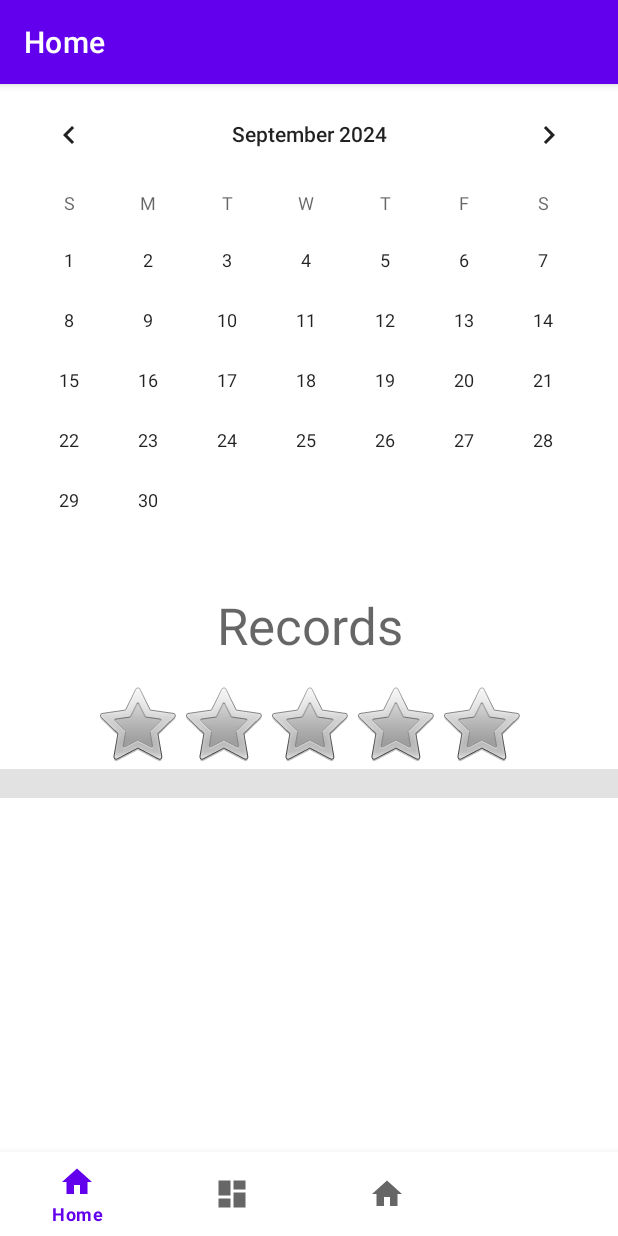
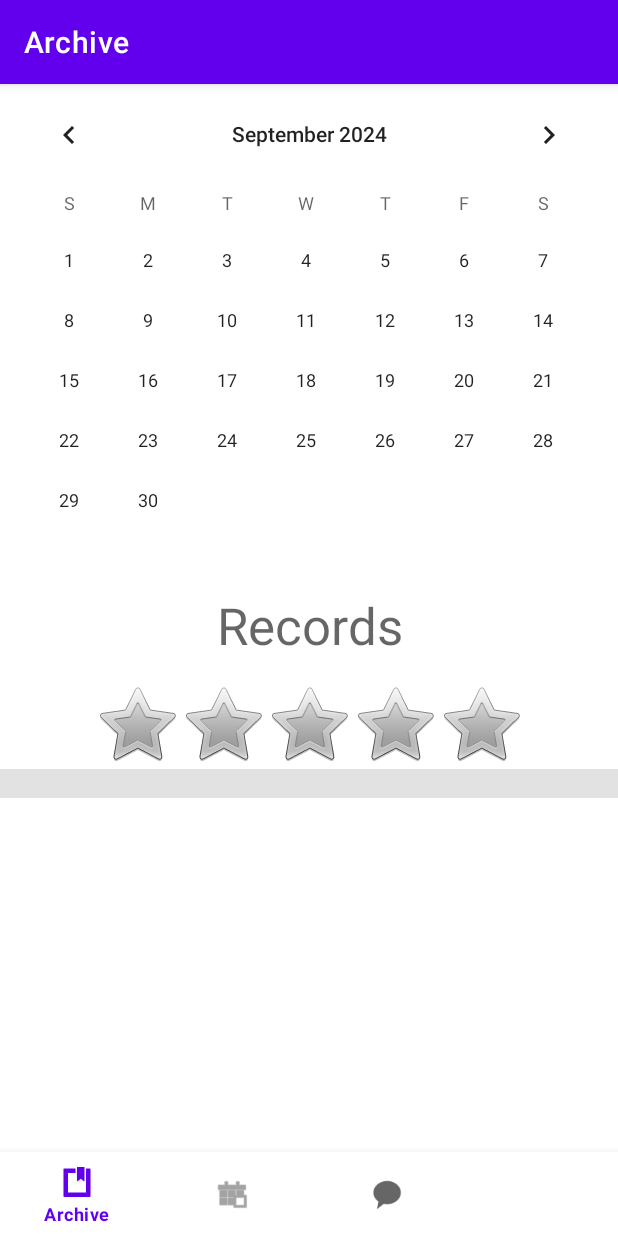
Before and after one commit to serich17/MentalHealth, an Android app: the screen it shows after launch (MainActivity), after a tap on an icon or button, on a phone screen of 412 x 824 dp. Run offline under Robolectric (Android 15) with nearby library versions, the phone set to English and light mode, and no system bars; our stand-ins replace Firebase (no records; nobody signed in at launch, a user with empty details on screens opened directly), navigation-ui; libraries missing offline, so code that uses them is left out: com.google.ai.client; 10 statements that could not run were skipped.

Commit message:
Got Some new icons

```diff
--- a/app/src/main/res/menu/bottom_nav_menu.xml
+++ b/app/src/main/res/menu/bottom_nav_menu.xml
@@ -3,17 +3,17 @@
 
     <item
         android:id="@+id/navigation_home"
-        android:icon="@drawable/ic_home_black_24dp"
+        android:icon="@android:drawable/ic_input_get"
         android:title="@string/title_home" />
 
     <item
         android:id="@+id/navigation_calendar"
-        android:icon="@drawable/ic_dashboard_black_24dp"
+        android:icon="@android:drawable/ic_menu_today"
         android:title="@string/title_calendar" />
 
     <item
         android:id="@+id/navigation_chat"
-        android:icon="@drawable/ic_home_black_24dp"
+        android:icon="@android:drawable/sym_action_chat"
         android:title="@string/title_chat" />
     <item
         android:id="@+id/navigation_help"
--- a/app/src/main/res/values/strings.xml
+++ b/app/src/main/res/values/strings.xml
@@ -1,6 +1,6 @@
 <resources>
     <string name="app_name">Peace in Mind</string>
-    <string name="title_home">Home</string>
+    <string name="title_home">Archive</string>
     <string name="title_calendar">Calendar</string>
     <string name="title_chat">AI Chat</string>
     <string name="title_help">Get Help</string>
```
